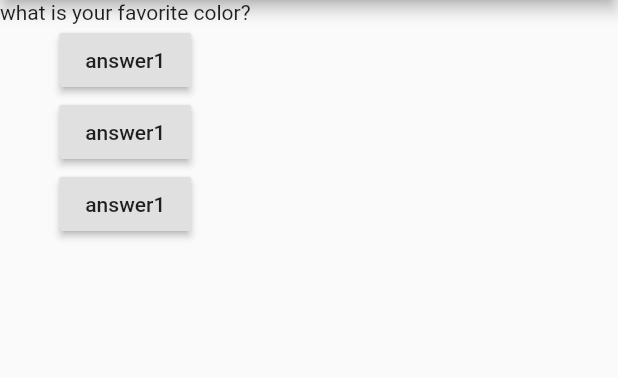
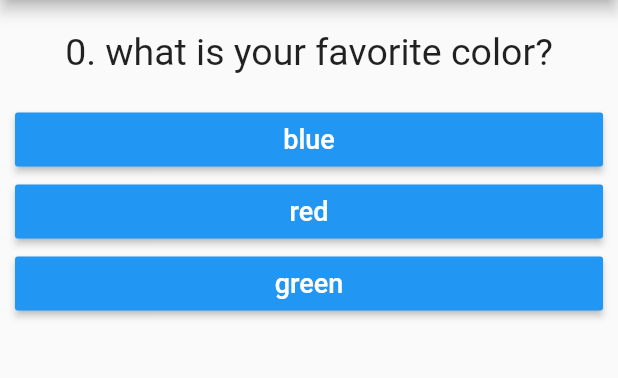
Before and after one commit to HamzaMihfad/DartFlutter_QuizApp, a Flutter app: the screen it shows after launch, on a phone screen of 412 x 824 dp, the part 84-462 px from its top. Run offline on Flutter 3.47's test engine with Material 2 defaults, Android fonts, the phone set to English and light mode, and no system bars.

Commit message:
managing questions and answers

```diff
--- /dev/null
+++ b/lib/Answer.dart
@@ -0,0 +1,24 @@
+import 'package:flutter/material.dart';
+
+class Answer extends StatelessWidget {
+  final String answer;
+  final Function userAnswer;
+
+  Answer(this.answer, this.userAnswer);
+
+  @override
+  Widget build(BuildContext context) {
+    return Container(
+        width: double.infinity,
+        margin: EdgeInsets.only(right: 10, left: 10),
+        child: RaisedButton(
+          color: Colors.blue,
+          textColor: Colors.white,
+          child: Text(
+            answer,
+            style: TextStyle(fontSize: 18),
+          ),
+          onPressed: userAnswer,
+        ));
+  }
+}
--- a/lib/Question.dart
+++ b/lib/Question.dart
@@ -2,11 +2,20 @@ import 'package:flutter/material.dart';
 
 class Questions extends StatelessWidget {
   final String question;
+  final int i;
 
-  Questions(this.question);
+  Questions(this.question, this.i);
 
   @override
   Widget build(BuildContext context) {
-    return Text(question);
+    return Container(
+      width: double.infinity,
+      margin: EdgeInsets.all(20),
+      child: Text(
+        '$i. $question',
+        style: TextStyle(fontSize: 25),
+        textAlign: TextAlign.center,
+      ),
+    );
   }
 }
--- a/lib/main.dart
+++ b/lib/main.dart
@@ -1,6 +1,7 @@
 import 'package:flutter/material.dart';
 
 import 'Question.dart';
+import 'Answer.dart';
 
 void main() {
   runApp(MyApp());
@@ -11,43 +12,59 @@ class MyApp extends StatefulWidget {
   _MyAppState createState() => _MyAppState();
 }
 
+class Q {
+  String question;
+  var answers;
+
+  Q(this.question, this.answers);
+}
+
 class _MyAppState extends State<MyApp> {
-  var questionIndex = 0;
+  var _questionIndex = 0;
 
   void userAnswer() {
     setState(() {
-      questionIndex += 1;
+      _questionIndex += 1;
     });
-    print(questionIndex);
+    print('Hello');
+    print(_questionIndex);
   }
 
   @override
   Widget build(BuildContext context) {
-    var questions = [
-      'what is your favorite color?',
-      'what is your favorite country?',
+    const questions = [
+      {
+        'question': 'what is your favorite color?',
+        'answers': ['blue', 'red', 'green']
+      },
+      {
+        'question': 'what is your favorite country?',
+        'answers': ['Morocco', 'Germany', 'Canada']
+      },
+      {
+        'question': 'what is your favorite animal?',
+        'answers': ['Rabbit', 'Cat', 'Lion']
+      }
     ];
+
     return MaterialApp(
         home: Scaffold(
             appBar: AppBar(
               title: Text('My First Flutter App'),
             ),
-            body: Column(
-              children: [
-                Questions(questions[questionIndex]),
-                RaisedButton(
-                  child: Text('answer1'),
-                  onPressed: userAnswer,
-                ),
-                RaisedButton(
-                  child: Text('answer1'),
-                  onPressed: userAnswer,
-                ),
-                RaisedButton(
-                  child: Text('answer1'),
-                  onPressed: userAnswer,
-                ),
-              ],
-            )));
+            body: _questionIndex < questions.length
+                ? Column(
+                    children: [
+                      Questions(questions[_questionIndex]['question'],
+                          _questionIndex),
+                      ...(questions[_questionIndex]['answers'] as List<String>)
+                          .map((answer) {
+                        return Answer(answer, userAnswer);
+                      }).toList()
+                    ],
+                  )
+                : Center(
+                    child: Text('No more Questions :)'),
+                  )));
   }
 }
```
